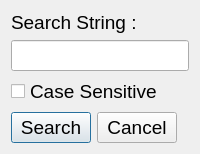
Qt form Dialogs/searchdialog.ui (UnkindledTwo/TreeNotes) before a commit.
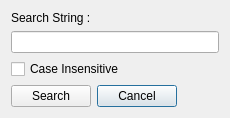
The same form after that commit.

The edit to the form file:
```diff
--- a/Dialogs/searchdialog.ui
+++ b/Dialogs/searchdialog.ui
@@ -6,56 +6,24 @@
    <rect>
     <x>0</x>
     <y>0</y>
-    <width>196</width>
-    <height>144</height>
+    <width>230</width>
+    <height>113</height>
    </rect>
   </property>
   <property name="maximumSize">
    <size>
-    <width>196</width>
-    <height>166</height>
+    <width>16777215</width>
+    <height>16777215</height>
    </size>
   </property>
-  <property name="font">
-   <font>
-    <family>Segoe UI</family>
-    <pointsize>14</pointsize>
-   </font>
-  </property>
   <property name="windowTitle">
    <string>Search</string>
   </property>
-  <layout class="QGridLayout" name="gridLayout" columnstretch="1,1,1,0">
-   <item row="6" column="0">
-    <widget class="QPushButton" name="bSearch">
-     <property name="sizePolicy">
-      <sizepolicy hsizetype="Minimum" vsizetype="Minimum">
-       <horstretch>0</horstretch>
-       <verstretch>0</verstretch>
-      </sizepolicy>
-     </property>
-     <property name="text">
-      <string>Search</string>
-     </property>
-    </widget>
-   </item>
-   <item row="5" column="0" colspan="3">
-    <spacer name="verticalSpacer">
-     <property name="orientation">
-      <enum>Qt::Vertical</enum>
-     </property>
-     <property name="sizeHint" stdset="0">
-      <size>
-       <width>20</width>
-       <height>40</height>
-      </size>
-     </property>
-    </spacer>
-   </item>
-   <item row="6" column="1">
+  <layout class="QGridLayout" name="gridLayout">
+   <item row="1" column="1">
     <widget class="QPushButton" name="bCancel">
      <property name="sizePolicy">
-      <sizepolicy hsizetype="Minimum" vsizetype="Minimum">
+      <sizepolicy hsizetype="Fixed" vsizetype="Fixed">
        <horstretch>0</horstretch>
        <verstretch>0</verstretch>
       </sizepolicy>
@@ -65,7 +33,20 @@
      </property>
     </widget>
    </item>
-   <item row="6" column="2" colspan="2">
+   <item row="1" column="0">
+    <widget class="QPushButton" name="bSearch">
+     <property name="sizePolicy">
+      <sizepolicy hsizetype="Fixed" vsizetype="Fixed">
+       <horstretch>0</horstretch>
+       <verstretch>0</verstretch>
+      </sizepolicy>
+     </property>
+     <property name="text">
+      <string>Search</string>
+     </property>
+    </widget>
+   </item>
+   <item row="1" column="2">
     <spacer name="horizontalSpacer">
      <property name="orientation">
       <enum>Qt::Horizontal</enum>
@@ -78,7 +59,7 @@
      </property>
     </spacer>
    </item>
-   <item row="3" column="0" colspan="4">
+   <item row="0" column="0" colspan="3">
     <layout class="QVBoxLayout" name="verticalLayout">
      <item>
       <widget class="QLabel" name="label">
@@ -99,7 +80,7 @@
      <item>
       <widget class="QCheckBox" name="caseSensitive">
        <property name="text">
-        <string>Case Sensitive</string>
+        <string>Case Insensitive</string>
        </property>
       </widget>
      </item>
```
Left out of the diff: 2 changed lines with no effect on the pictures.
